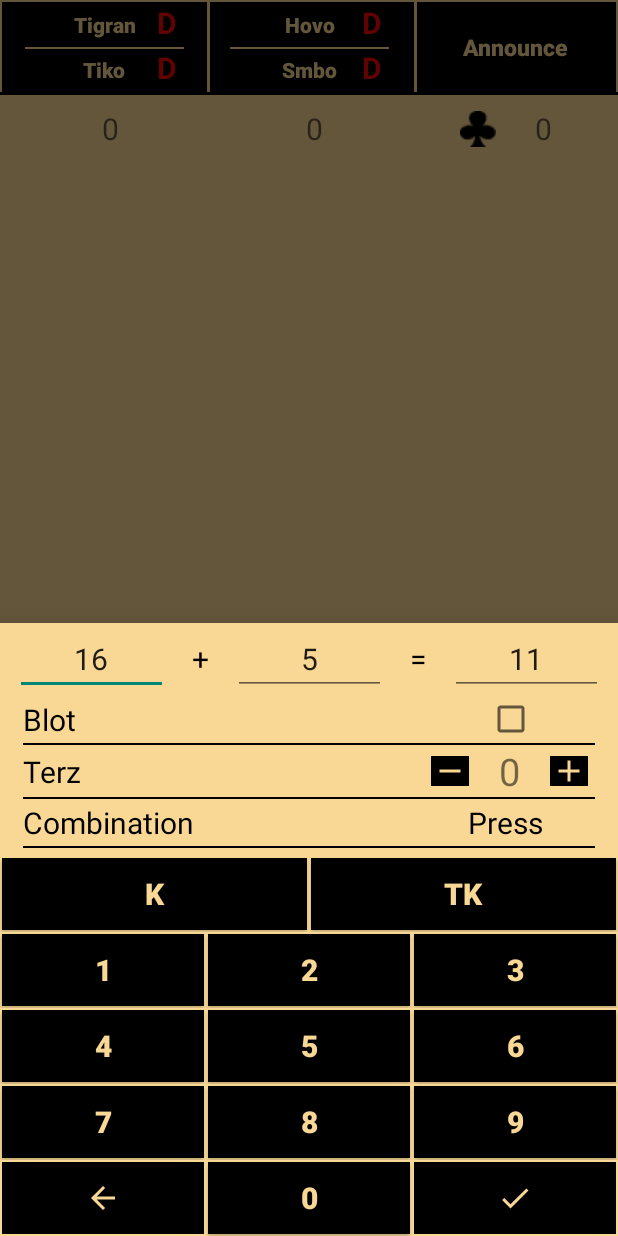
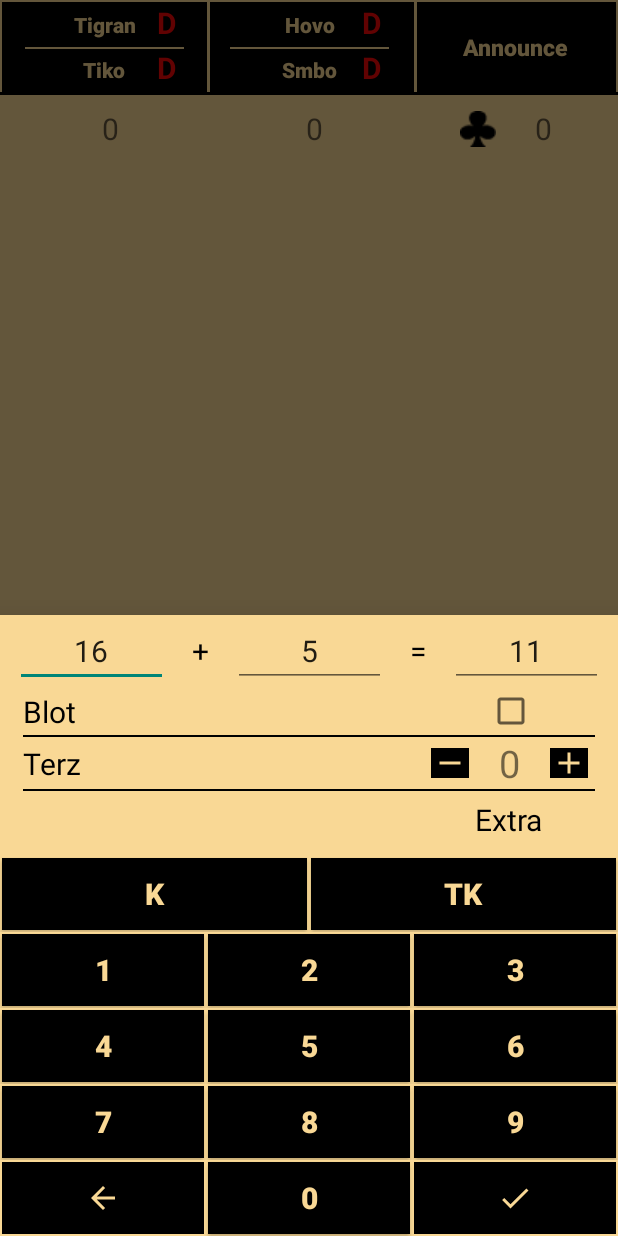
Before and after one commit to tigranapahuni/BlotSmartNote1, an Android app: the screen it shows after launch (MainActivity), after a tap on "Team1", on a phone screen of 412 x 824 dp. Run offline under Robolectric (Android 15) with nearby library versions, the phone set to English and light mode, and no system bars.

Commit message:
Button Extra

```diff
--- a/app/src/main/res/layout/activity_main2.xml
+++ b/app/src/main/res/layout/activity_main2.xml
@@ -345,8 +345,6 @@
         android:layout_alignParentBottom="true"
         android:layout_marginEnd="20dp"
         android:layout_marginBottom="60dp"
-
-
         android:tint="@android:color/white"
         app:fabSize="mini"
         app:srcCompat="@drawable/ic_add_yelow_24dp"
--- a/app/src/main/res/layout/extra_buttons.xml
+++ b/app/src/main/res/layout/extra_buttons.xml
@@ -195,40 +195,28 @@
             android:layout_height="wrap_content"
             android:orientation="horizontal">
 
-            <TextView
-                android:layout_width="wrap_content"
-                android:layout_height="wrap_content"
-                android:layout_marginStart="5dp"
-                android:paddingBottom="2dp"
-                android:paddingTop="2dp"
-                android:text="Combination"
-                android:textColor="@color/colorBlack"
-                android:textSize="@dimen/card_text_size"
-                app:layout_constraintBottom_toBottomOf="parent"
-                app:layout_constraintStart_toStartOf="parent"
-                app:layout_constraintTop_toTopOf="parent" />
 
             <TextView
                 android:id="@+id/press"
                 android:layout_width="wrap_content"
                 android:layout_height="wrap_content"
-                android:layout_marginEnd="50dp"
-                android:text="Press"
+                android:layout_marginEnd="20dp"
+                android:paddingLeft="30dp"
+                android:paddingTop="5dp"
+                android:paddingRight="30dp"
+                android:paddingBottom="5dp"
+
+
+                android:text="Extra"
                 android:textColor="@color/colorBlack"
                 android:textSize="@dimen/card_text_size"
-
                 app:layout_constraintBottom_toBottomOf="parent"
                 app:layout_constraintEnd_toEndOf="parent"
                 app:layout_constraintTop_toTopOf="parent" />
 
 
         </androidx.constraintlayout.widget.ConstraintLayout>
-        <View
-            android:layout_width="match_parent"
-            android:layout_height="1dp"
-            android:layout_marginStart="5dp"
-            android:layout_marginEnd="15dp"
-            android:background="@color/colorBlack" />
+
 
 
     </LinearLayout>
@@ -239,7 +227,7 @@
         android:orientation="vertical">
 
         <LinearLayout
-            android:id="@+id/line2"
+            android:id="@+id/line5"
             android:layout_width="match_parent"
             android:layout_height="wrap_content"
             android:orientation="horizontal">
```
